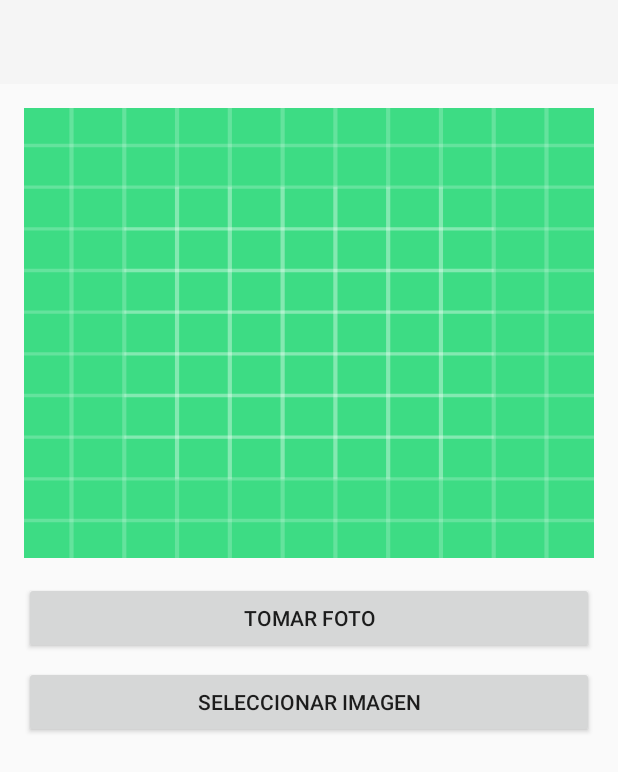
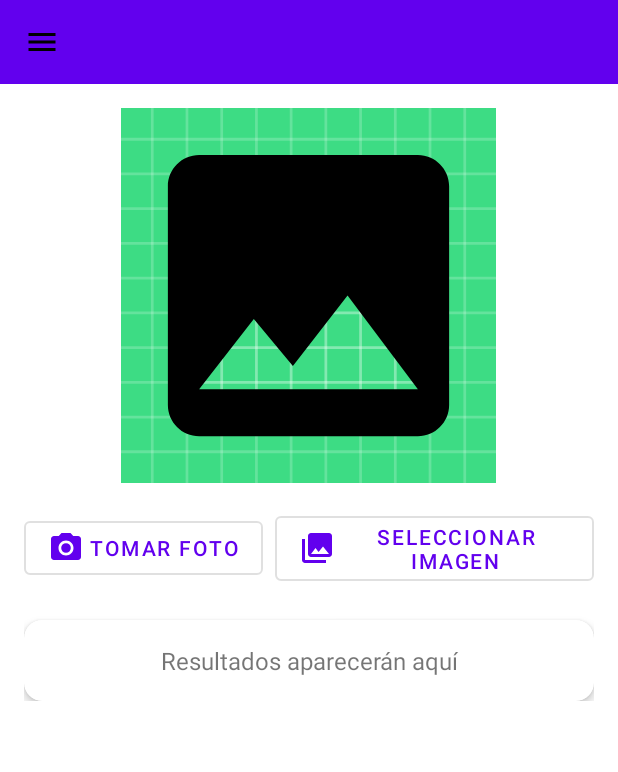
Before and after one commit to Christopher1307/TasteTune, an Android app built with Jetpack Compose: the screen it shows after launch (MainActivity), on a phone screen of 412 x 824 dp. Shown: the top 772 px of the screen. Run offline under Robolectric (Android 15) with nearby library versions, the phone set to English and light mode, and no system bars; libraries missing offline, so code that uses them is left out: com.google.mlkit.vision.

Commit message:
cambio de diseño y arreglos

```diff
--- a/app/build.gradle.kts
+++ b/app/build.gradle.kts
@@ -49,6 +49,8 @@ dependencies {
     //reconocimiento de imagenes Gratuito clarifai
     implementation("org.json:json:20210307")
 
+    implementation ("com.google.android.material:material:1.11.0")
+
 
 
 
--- a/app/src/main/AndroidManifest.xml
+++ b/app/src/main/AndroidManifest.xml
@@ -1,3 +1,4 @@
+<!-- language:xml -->
 <manifest xmlns:android="http://schemas.android.com/apk/res/android"
     xmlns:tools="http://schemas.android.com/tools">
 
@@ -16,10 +17,9 @@
         android:label="@string/app_name"
         android:roundIcon="@mipmap/ic_launcher_round"
         android:supportsRtl="true"
-        android:theme="@style/Theme.AppCompat.Light.NoActionBar"
+        android:theme="@style/Theme.MaterialComponents.DayNight.NoActionBar"
         tools:targetApi="31">
 
-        <!-- Se agrega el provider para manejar archivos de la cámara -->
         <provider
             android:name="androidx.core.content.FileProvider"
             android:authorities="${applicationId}.provider"
@@ -34,7 +34,7 @@
             android:name=".MainActivity"
             android:exported="true"
             android:label="@string/app_name"
-            android:theme="@style/Theme.AppCompat.Light.NoActionBar">
+            android:theme="@style/Theme.MaterialComponents.DayNight.NoActionBar">
             <intent-filter>
                 <action android:name="android.intent.action.MAIN" />
                 <category android:name="android.intent.category.LAUNCHER" />
--- /dev/null
+++ b/app/src/main/res/drawable/ic_camera.xml
@@ -0,0 +1,29 @@
+<?xml version="1.0" encoding="utf-8"?>
+<!--
+  ~ Copyright (c) 2020 IRCCloud, Ltd.
+  ~
+  ~ Licensed under the Apache License, Version 2.0 (the "License");
+  ~ you may not use this file except in compliance with the License.
+  ~ You may obtain a copy of the License at
+  ~
+  ~ http://www.apache.org/licenses/LICENSE-2.0
+  ~
+  ~ Unless required by applicable law or agreed to in writing, software
+  ~ distributed under the License is distributed on an "AS IS" BASIS,
+  ~ WITHOUT WARRANTIES OR CONDITIONS OF ANY KIND, either express or implied.
+  ~ See the License for the specific language governing permissions and
+  ~ limitations under the License.
+  -->
+
+<vector xmlns:android="http://schemas.android.com/apk/res/android"
+    android:width="24dp"
+    android:height="24dp"
+    android:viewportWidth="24.0"
+    android:viewportHeight="24.0">
+    <path
+        android:fillColor="#FF000000"
+        android:pathData="M12,12m-3.2,0a3.2,3.2 0,1 1,6.4 0a3.2,3.2 0,1 1,-6.4 0"/>
+    <path
+        android:fillColor="#FF000000"
+        android:pathData="M9,2L7.17,4L4,4c-1.1,0 -2,0.9 -2,2v12c0,1.1 0.9,2 2,2h16c1.1,0 2,-0.9 2,-2L22,6c0,-1.1 -0.9,-2 -2,-2h-3.17L15,2L9,2zM12,17c-2.76,0 -5,-2.24 -5,-5s2.24,-5 5,-5 5,2.24 5,5 -2.24,5 -5,5z"/>
+</vector>
--- /dev/null
+++ b/app/src/main/res/drawable/ic_gallery.xml
@@ -0,0 +1,10 @@
+<?xml version="1.0" encoding="utf-8"?>
+<vector xmlns:android="http://schemas.android.com/apk/res/android"
+    android:width="24dp"
+    android:height="24dp"
+    android:viewportWidth="24.0"
+    android:viewportHeight="24.0">
+    <path
+        android:fillColor="#FFFFFF"
+        android:pathData="M22,16L22,4c0,-1.1 -0.9,-2 -2,-2L8,2c-1.1,0 -2,0.9 -2,2v12c0,1.1 0.9,2 2,2h12c1.1,0 2,-0.9 2,-2zM11,12l2.03,2.71L16,11l4,5L8,16l3,-4zM2,6v14c0,1.1 0.9,2 2,2h14v-2L4,20L4,6L2,6z"/>
+</vector>
--- /dev/null
+++ b/app/src/main/res/drawable/ic_menu.xml
@@ -0,0 +1,10 @@
+<?xml version="1.0" encoding="utf-8"?>
+<vector xmlns:android="http://schemas.android.com/apk/res/android"
+    android:width="24dp"
+    android:height="24dp"
+    android:viewportWidth="24.0"
+    android:viewportHeight="24.0">
+    <path
+        android:fillColor="#FF000000"
+        android:pathData="M3,18h18v-2L3,16v2zM3,13h18v-2L3,11v2zM3,6v2h18L21,6L3,6z"/>
+</vector>
--- /dev/null
+++ b/app/src/main/res/drawable/ic_placeholder.xml
@@ -0,0 +1,10 @@
+<?xml version="1.0" encoding="utf-8"?>
+<vector xmlns:android="http://schemas.android.com/apk/res/android"
+    android:width="24dp"
+    android:height="24dp"
+    android:viewportWidth="24.0"
+    android:viewportHeight="24.0">
+    <path
+        android:fillColor="#FF000000"
+        android:pathData="M21,19V5c0,-1.1 -0.9,-2 -2,-2H5c-1.1,0 -2,0.9 -2,2v14c0,1.1 0.9,2 2,2h14c1.1,0 2,-0.9 2,-2zM8.5,13.5l2.5,3.01L14.5,12l4.5,6H5l3.5,-4.5z"/>
+</vector>
--- a/app/src/main/res/layout/activity_main.xml
+++ b/app/src/main/res/layout/activity_main.xml
@@ -1,10 +1,14 @@
-<!-- Archivo: `app/src/main/res/layout/activity_main.xml` -->
+<?xml version="1.0" encoding="utf-8"?>
 <androidx.coordinatorlayout.widget.CoordinatorLayout
     xmlns:android="http://schemas.android.com/apk/res/android"
     xmlns:app="http://schemas.android.com/apk/res-auto"
+    xmlns:tools="http://schemas.android.com/tools"
     android:layout_width="match_parent"
-    android:layout_height="match_parent">
+    android:layout_height="match_parent"
+    android:background="@color/background_color"
+    tools:context=".MainActivity">
 
+    <!-- Barra superior -->
     <com.google.android.material.appbar.MaterialToolbar
         android:id="@+id/topAppBar"
         android:layout_width="match_parent"
@@ -12,8 +16,9 @@
         android:background="?attr/colorPrimary"
         android:title="TasteTune"
         android:titleTextColor="@android:color/white"
-        app:layout_scrollFlags="scroll|enterAlways"/>
+        app:navigationIcon="@drawable/ic_menu" />
 
+    <!-- Contenido principal -->
     <ScrollView
         android:layout_width="match_parent"
         android:layout_height="match_parent"
@@ -23,36 +28,61 @@
         <LinearLayout
             android:layout_width="match_parent"
             android:layout_height="wrap_content"
-            android:orientation="vertical">
+            android:orientation="vertical"
+            android:gravity="center_horizontal">
 
+            <!-- Imagen capturada/seleccionada -->
             <ImageView
                 android:id="@+id/imageView"
-                android:layout_width="match_parent"
-                android:layout_height="300dp"
+                android:layout_width="250dp"
+                android:layout_height="250dp"
                 android:scaleType="centerCrop"
-                android:background="@drawable/imagen_border_background"/>
+                android:background="@drawable/imagen_border_background"
+                android:src="@drawable/ic_placeholder" />
 
-            <Button
-                android:id="@+id/btnCaptureImage"
+            <!-- Botones de acción -->
+            <LinearLayout
                 android:layout_width="match_parent"
                 android:layout_height="wrap_content"
+                android:orientation="horizontal"
+                android:gravity="center"
+                android:layout_marginTop="16dp">
+
+                <com.google.android.material.button.MaterialButton
+                    android:id="@+id/btnCaptureImage"
+                    style="@style/Widget.MaterialComponents.Button.OutlinedButton"
+                    android:layout_width="wrap_content"
+                    android:layout_height="wrap_content"
                     android:text="Tomar Foto"
-                android:layout_marginTop="16dp"/>
+                    app:icon="@drawable/ic_camera"
+                    android:layout_marginEnd="8dp"/>
 
-            <Button
+                <com.google.android.material.button.MaterialButton
                     android:id="@+id/btnSelectImage"
+                    style="@style/Widget.MaterialComponents.Button.OutlinedButton"
+                    android:layout_width="wrap_content"
+                    android:layout_height="wrap_content"
+                    android:text="Seleccionar Imagen"
+                    app:icon="@drawable/ic_gallery"/>
+            </LinearLayout>
+
+            <!-- Resultados -->
+            <androidx.cardview.widget.CardView
                 android:layout_width="match_parent"
                 android:layout_height="wrap_content"
-                android:text="Seleccionar Imagen"
-                android:layout_marginTop="8dp"/>
+                android:layout_marginTop="20dp"
+                app:cardCornerRadius="12dp"
+                app:cardElevation="4dp">
 
                 <TextView
                     android:id="@+id/tvResults"
                     android:layout_width="match_parent"
                     android:layout_height="wrap_content"
-                android:layout_marginTop="16dp"
-                android:textSize="16sp"/>
-
+                    android:padding="16dp"
+                    android:text="Resultados aparecerán aquí"
+                    android:textSize="16sp"
+                    android:textAlignment="center"/>
+            </androidx.cardview.widget.CardView>
         </LinearLayout>
     </ScrollView>
 </androidx.coordinatorlayout.widget.CoordinatorLayout>
--- a/app/src/main/res/values/colors.xml
+++ b/app/src/main/res/values/colors.xml
@@ -7,4 +7,5 @@
     <color name="teal_700">#FF018786</color>
     <color name="black">#FF000000</color>
     <color name="white">#FFFFFFFF</color>
+    <color name="background_color">#FFFFFF</color>
 </resources>
--- a/app/src/main/res/values/themes.xml
+++ b/app/src/main/res/values/themes.xml
@@ -1,10 +1,11 @@
 <resources>
 
-    <style name="Theme.TasteTune" parent="Theme.AppCompat.Light.NoActionBar">
-        <!-- Customize your theme here -->
+    <style name="Theme.TasteTune" parent="Theme.MaterialComponents.Light">
+        <!-- Opción si prefieres modo oscuro -->
+        <!-- parent="Theme.MaterialComponents.Dark" -->
         <item name="colorPrimary">@color/purple_500</item>
-        <item name="colorPrimaryDark">@color/purple_700</item>
-        <item name="colorAccent">@color/teal_200</item>
+        <item name="colorPrimaryVariant">@color/purple_700</item>
+        <item name="colorOnPrimary">@color/white</item>
     </style>
 
 </resources>
```
Lines whose indentation alone changed are shown as unchanged.
